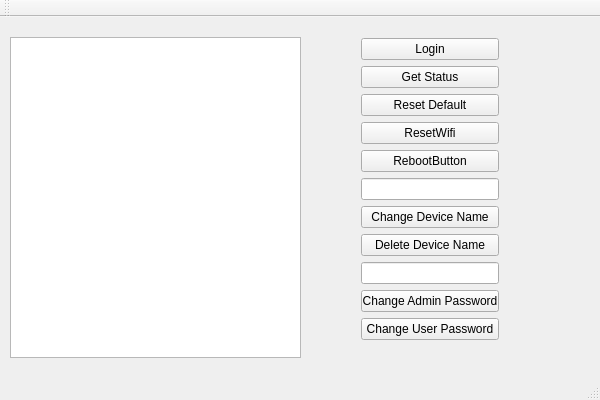
Above: IOT/ServerApp/serverapp.ui from cyril0108/samidevice before the change. Below: the same form after it.
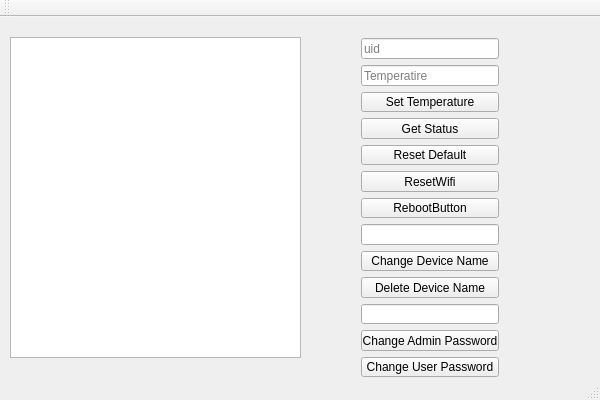
That is the form after the change.

```diff
--- a/IOT/ServerApp/serverapp.ui
+++ b/IOT/ServerApp/serverapp.ui
@@ -30,14 +30,31 @@
       <x>350</x>
       <y>10</y>
       <width>160</width>
-      <height>331</height>
+      <height>361</height>
      </rect>
     </property>
     <layout class="QVBoxLayout" name="verticalLayout">
+     <item>
+      <widget class="QLineEdit" name="uidLineEdit">
+       <property name="placeholderText">
+        <string>uid</string>
+       </property>
+      </widget>
+     </item>
+     <item>
+      <widget class="QLineEdit" name="temperatureLineEdit">
+       <property name="inputMethodHints">
+        <set>Qt::ImhDigitsOnly|Qt::ImhFormattedNumbersOnly</set>
+       </property>
+       <property name="placeholderText">
+        <string>Temperatire</string>
+       </property>
+      </widget>
+     </item>
      <item>
       <widget class="QPushButton" name="LoginButton">
        <property name="text">
-        <string>Login</string>
+        <string>Set Temperature</string>
        </property>
       </widget>
      </item>
```
